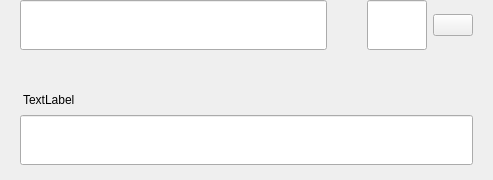
Qt form src/qt/bcz/forms/sendmultirow.ui (SpecialCoins/bitcoincz) before a commit.
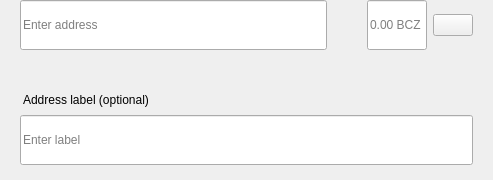
The same form after that commit.

Patch:
```diff
--- a/src/qt/bcz/forms/sendmultirow.ui
+++ b/src/qt/bcz/forms/sendmultirow.ui
@@ -140,6 +140,9 @@
               <height>50</height>
              </size>
             </property>
+            <property name="placeholderText">
+             <string>Enter address</string>
+            </property>
            </widget>
           </item>
          </layout>
@@ -194,6 +197,9 @@
           <property name="alignment">
            <set>Qt::AlignLeading|Qt::AlignLeft|Qt::AlignVCenter</set>
           </property>
+          <property name="placeholderText">
+           <string notr="true">0.00 BCZ</string>
+          </property>
          </widget>
         </item>
         <item>
@@ -287,7 +293,7 @@
 padding:0px;</string>
         </property>
         <property name="text">
-         <string>TextLabel</string>
+         <string>Address label (optional)</string>
         </property>
        </widget>
       </item>
@@ -305,6 +311,9 @@
           <height>50</height>
          </size>
         </property>
+        <property name="placeholderText">
+         <string>Enter label</string>
+        </property>
        </widget>
       </item>
      </layout>
```
